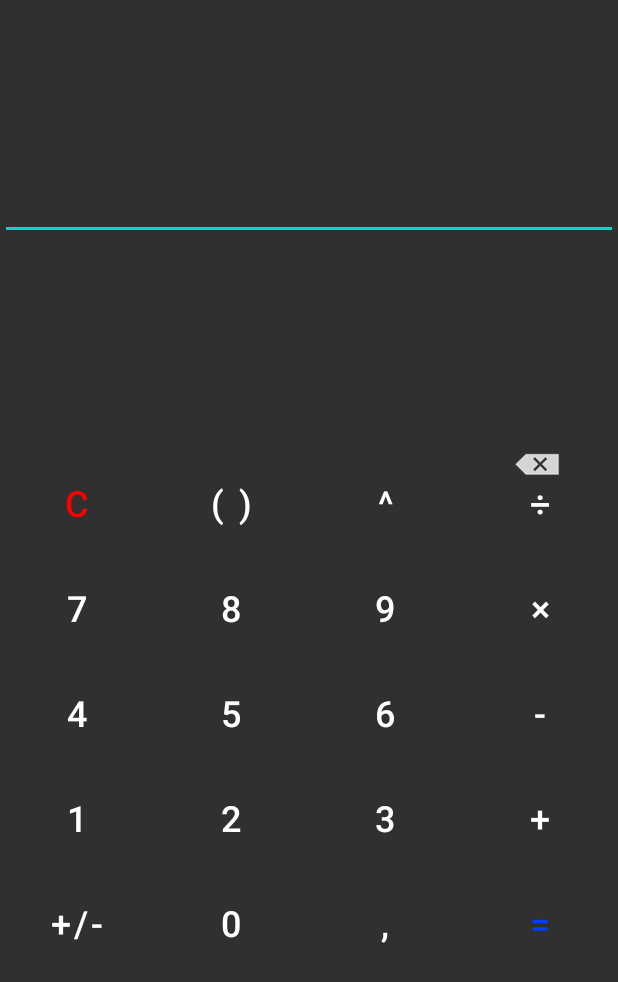
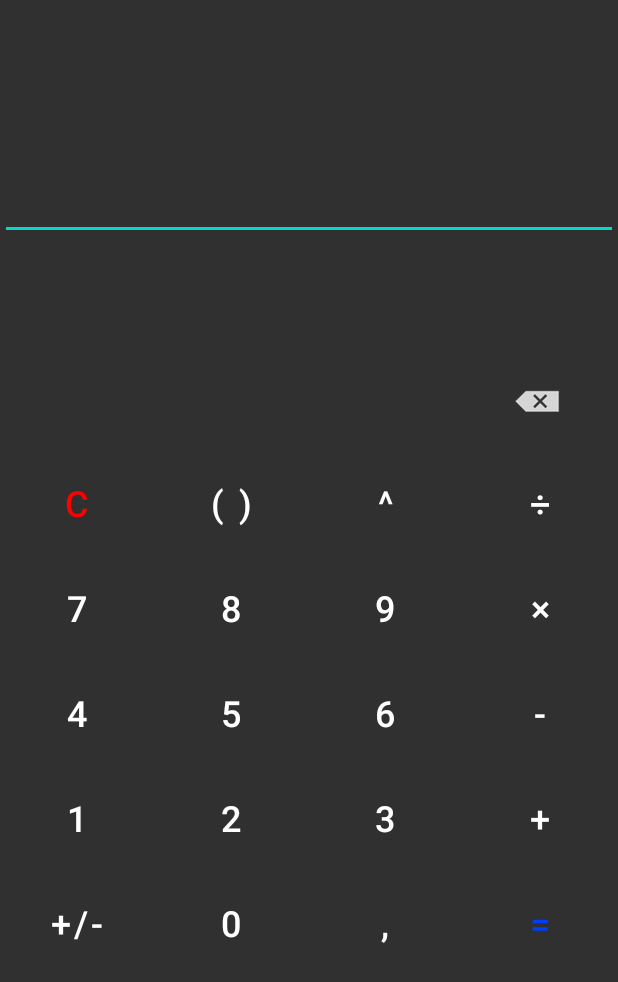
Before and after one commit to tontsa28/opencalc, an Android app: the screen it shows after launch (MainActivity), on a phone screen of 412 x 824 dp. Shown: the top 982 px of the screen. Run offline under Robolectric (Android 15) with nearby library versions, the light colour scheme and no system bars.

Commit message:
Updated UI

```diff
--- a/app/src/main/res/layout/activity_main.xml
+++ b/app/src/main/res/layout/activity_main.xml
@@ -299,7 +299,7 @@
         app:layout_constraintHorizontal_bias="0.97"
         app:layout_constraintStart_toStartOf="parent"
         app:layout_constraintTop_toTopOf="parent"
-        app:layout_constraintVertical_bias="0.368"
+        app:layout_constraintVertical_bias="0.314"
         app:srcCompat="@drawable/backspace" />
 
     <EditText
```
